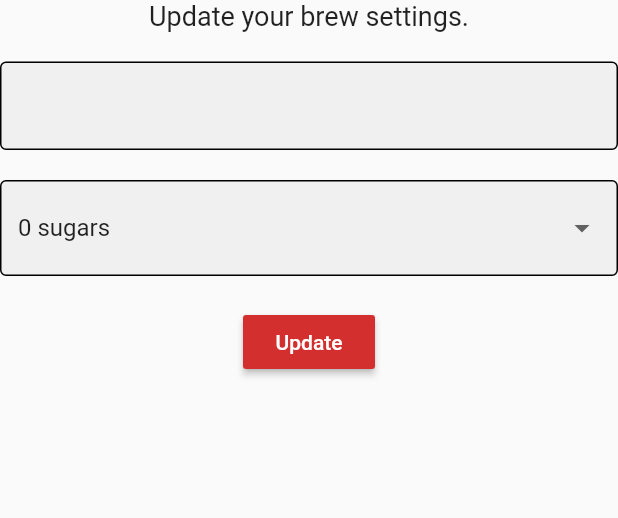
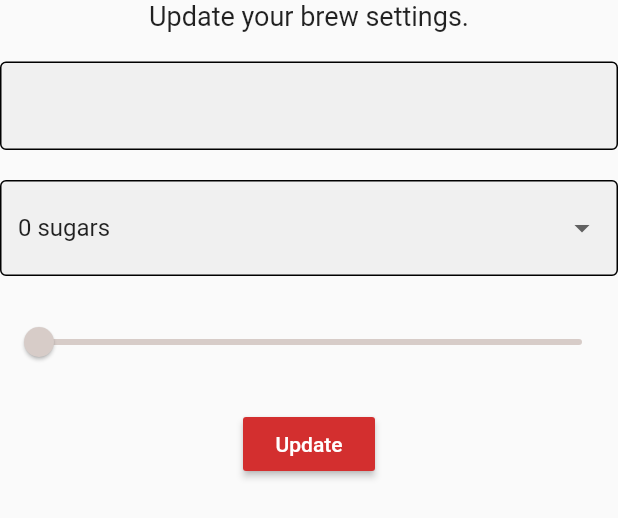
Before and after one commit to AhmadJavaidWork/brew_crew, a Flutter app: the SettingsForm widget shown alone on an empty page, opened directly, on a phone screen of 412 x 824 dp. Shown: the top 518 px of the screen. Run offline on Flutter 3.47's test engine with Material 2 defaults, Android fonts, the phone set to English and light mode, and no system bars; our stand-ins replace cloud_firestore, firebase_auth, flutter_spinkit; accounts and stored records are empty.

Commit message:
implemeted slider for selecting coffee strength

```diff
--- a/lib/screens/home/settings_form.dart
+++ b/lib/screens/home/settings_form.dart
@@ -42,7 +42,18 @@ class _SettingsFormState extends State<SettingsForm> {
             ).toList(),
             onChanged: (value) => setState(() => _currentSugars = value),
           ),
-          // slider
+          SizedBox(height: 20.0),
+          Slider(
+            value: (_currentStrength ?? 100).toDouble(),
+            min: 100.0,
+            max: 900.0,
+            divisions: 8,
+            onChanged: (value) => setState(
+              () => _currentStrength = value.round(),
+            ),
+            inactiveColor: Colors.brown[_currentStrength ?? 100],
+            activeColor: Colors.brown[_currentStrength ?? 100],
+          ),
           SizedBox(height: 20.0),
           RaisedButton(
             color: Colors.red[700],
```
